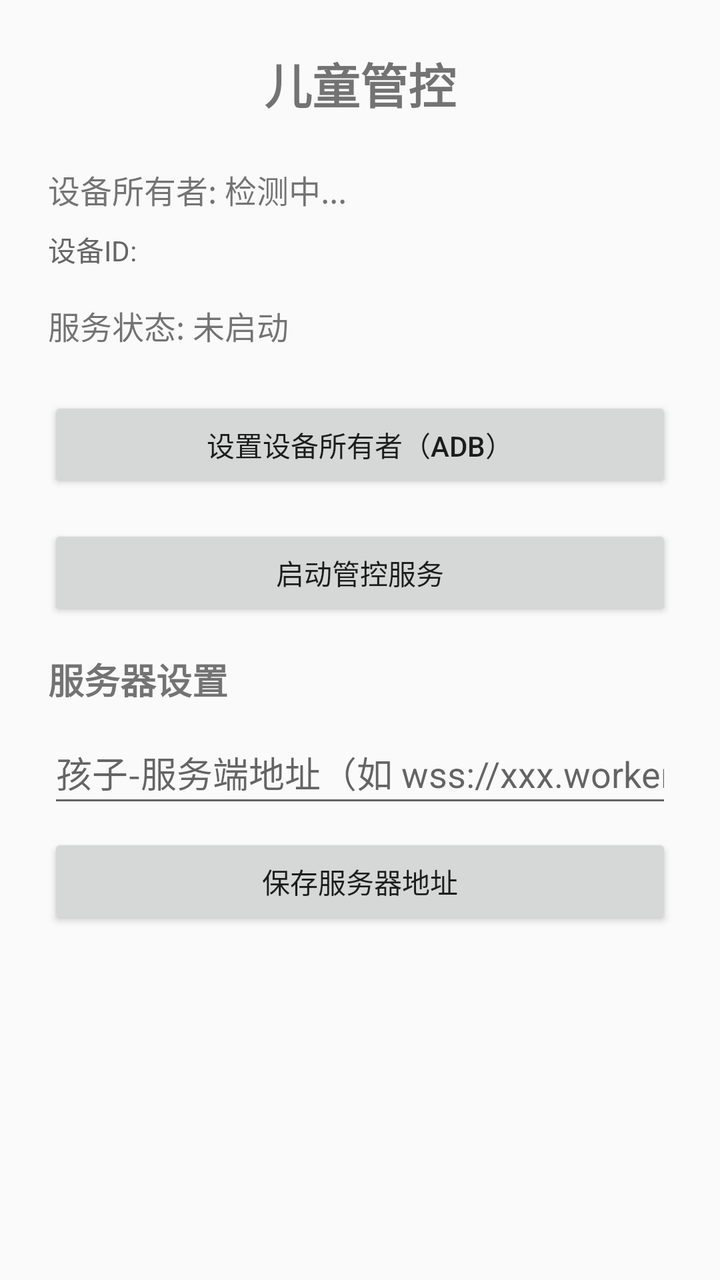
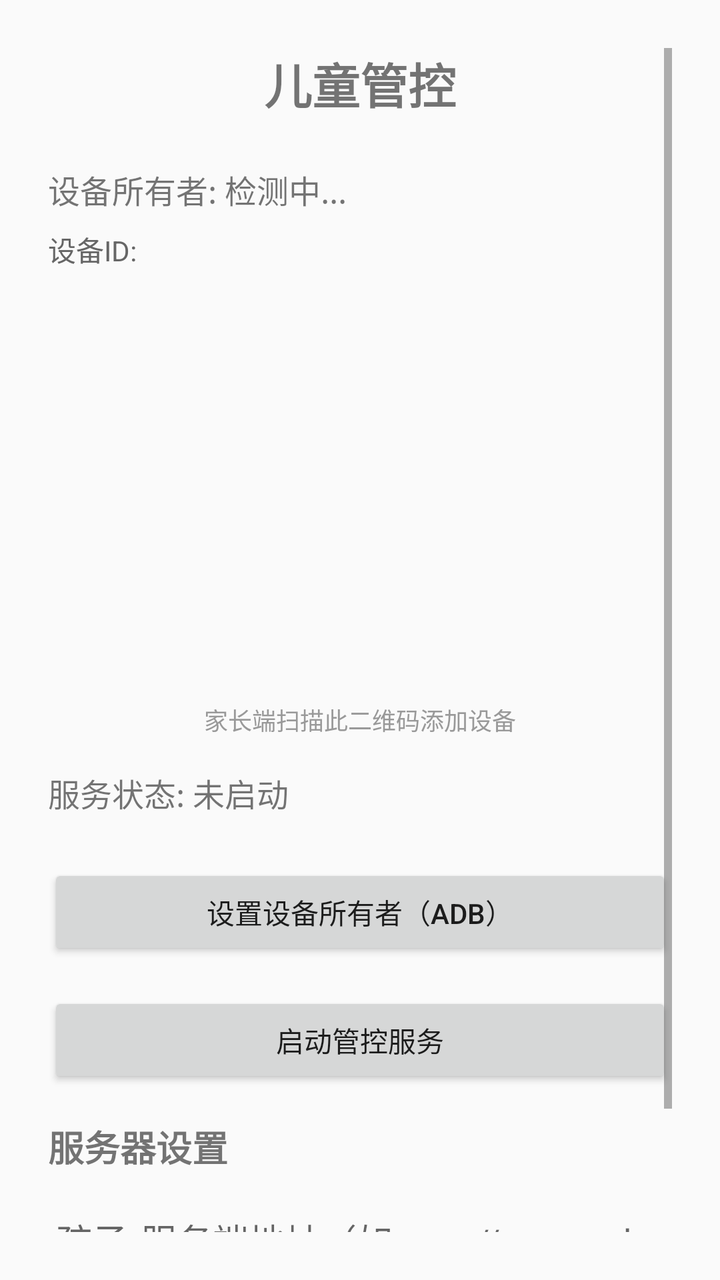

Before-and-after screenshots of an Android layout around one commit, followed by the original layout XML and the change that was made.
<!-- AndroidManifest.xml: application theme Theme.AppCompat.Light.NoActionBar -->
<!-- res/layout/activity_main.xml -->
<?xml version="1.0" encoding="utf-8"?>
<ScrollView xmlns:android="http://schemas.android.com/apk/res/android"
    android:layout_width="match_parent"
    android:layout_height="match_parent"
    android:padding="24dp">

    <LinearLayout
        android:layout_width="match_parent"
        android:layout_height="wrap_content"
        android:orientation="vertical">

        <TextView
            android:layout_width="match_parent"
            android:layout_height="wrap_content"
            android:text="儿童管控"
            android:textSize="24sp"
            android:textStyle="bold"
            android:gravity="center"
            android:layout_marginBottom="24dp" />

        <TextView
            android:id="@+id/tv_device_owner"
            android:layout_width="match_parent"
            android:layout_height="wrap_content"
            android:text="设备所有者: 检测中..."
            android:textSize="16sp"
            android:layout_marginBottom="8dp" />

        <TextView
            android:id="@+id/tv_device_id"
            android:layout_width="match_parent"
            android:layout_height="wrap_content"
            android:text="设备ID: "
            android:textSize="14sp"
            android:textColor="#666"
            android:layout_marginBottom="16dp" />

        <TextView
            android:id="@+id/tv_status"
            android:layout_width="match_parent"
            android:layout_height="wrap_content"
            android:text="服务状态: 未启动"
            android:textSize="16sp"
            android:layout_marginBottom="24dp" />

        <Button
            android:id="@+id/btn_set_device_owner"
            android:layout_width="match_parent"
            android:layout_height="48dp"
            android:text="设置设备所有者（ADB）"
            android:layout_marginBottom="16dp" />

        <Button
            android:id="@+id/btn_start_service"
            android:layout_width="match_parent"
            android:layout_height="48dp"
            android:text="启动管控服务"
            android:layout_marginBottom="16dp" />

        <TextView
            android:layout_width="match_parent"
            android:layout_height="wrap_content"
            android:text="服务器设置"
            android:textSize="18sp"
            android:textStyle="bold"
            android:layout_marginBottom="8dp" />

        <EditText
            android:id="@+id/et_server_url"
            android:layout_width="match_parent"
            android:layout_height="48dp"
            android:hint="孩子-服务端地址（如 wss://xxx.workers.dev/ws）"
            android:inputType="textUri"
            android:layout_marginBottom="8dp" />

        <Button
            android:id="@+id/btn_save_server"
            android:layout_width="match_parent"
            android:layout_height="48dp"
            android:text="保存服务器地址"
            android:layout_marginBottom="16dp" />

    </LinearLayout>
</ScrollView>
<!-- resources referenced by this layout -->
<resources>

</resources>

<!-- the commit's change to res/layout/activity_main.xml (unified diff, before → after) -->
@@ -33,6 +33,23 @@
             android:text="设备ID: "
             android:textSize="14sp"
             android:textColor="#666"
+            android:layout_marginBottom="8dp" />
+
+        <ImageView
+            android:id="@+id/iv_qr_code"
+            android:layout_width="200dp"
+            android:layout_height="200dp"
+            android:layout_gravity="center"
+            android:layout_marginBottom="8dp"
+            android:contentDescription="设备ID二维码" />
+
+        <TextView
+            android:layout_width="match_parent"
+            android:layout_height="wrap_content"
+            android:text="家长端扫描此二维码添加设备"
+            android:textSize="12sp"
+            android:textColor="#999"
+            android:gravity="center"
             android:layout_marginBottom="16dp" />
 
         <TextView
